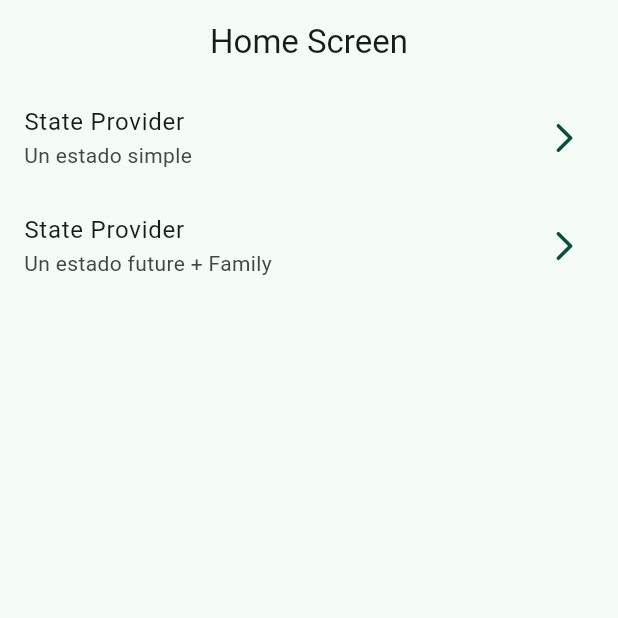
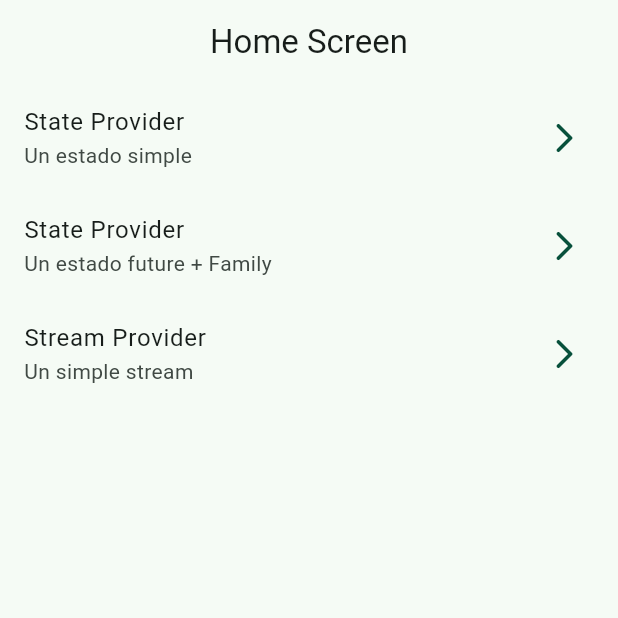
Before and after one commit to AlexhHr23/river_app, a Flutter app: the screen it shows after launch, on a phone screen of 412 x 824 dp, the top half of it. Run offline on Flutter 3.47's test engine with Material 3 defaults, Android fonts, the phone set to English and light mode, and no system bars; our stand-ins replace dio, flutter_riverpod, go_router, google_fonts; missing offline and left inert: random_name_generator.

Commit message:
Trabajar con un stream real

```diff
--- a/lib/config/helpers/randome_genertor.dart
+++ b/lib/config/helpers/randome_genertor.dart
@@ -7,4 +7,15 @@ class RandomeGenertor {
     final randomName = RandomNames(Zone.spain);
     return randomName.fullName();
   }
+
+  static Stream<String> randomNamesStream() {
+    return Stream.periodic(
+      const Duration(seconds: 2),
+      (i) {
+        print('Stream new value');
+        return getRandomName();
+      }
+    );
+  }
+
 }
--- a/lib/config/router/app_router.dart
+++ b/lib/config/router/app_router.dart
@@ -18,6 +18,10 @@ final appRouter = GoRouter(
       path: '/future-provider',
       builder: (context, state) => const PokemonScreen(),
     ),
+    GoRoute(
+      path: '/stream-provider',
+      builder: (context, state) => const StreamScreen(),
+    ),
 
   ]
 
--- a/lib/presentation/providers/providers.dart
+++ b/lib/presentation/providers/providers.dart
@@ -1,2 +1,3 @@
 export 'random_name_provider.dart';
 export 'pokemon_provider.dart';
+export 'random_names_providers.dart';
--- a/lib/presentation/screens/home_screen.dart
+++ b/lib/presentation/screens/home_screen.dart
@@ -16,9 +16,7 @@ class HomeScreen extends StatelessWidget {
 }
 
 class _HomeView extends StatelessWidget {
-  const _HomeView({
-    super.key,
-  });
+  const _HomeView();
 
   @override
   Widget build(BuildContext context) {
@@ -33,6 +31,11 @@ class _HomeView extends StatelessWidget {
           title: 'State Provider',
           subTitile: 'Un estado future + Family',
           location: '/future-provider'
+        ),
+        _CustomListTile(
+          title: 'Stream Provider',
+          subTitile: 'Un simple stream',
+          location: '/stream-provider'
         )
       ],
     );
--- a/lib/presentation/screens/screens.dart
+++ b/lib/presentation/screens/screens.dart
@@ -1,3 +1,4 @@
 export 'home_screen.dart';
 export 'home/01-state-provider/state_provider_screen.dart';
 export 'home/02-future-provider/pokemon_screen.dart';
+export 'home/03-stream-provider/stream_screen.dart';
```
Also changed, not shown: lib/presentation/providers/random_names_providers.dart (added, +26 -0 lines), lib/presentation/screens/home/03-stream-provider/stream_screen.dart (added, +33 -0 lines).
